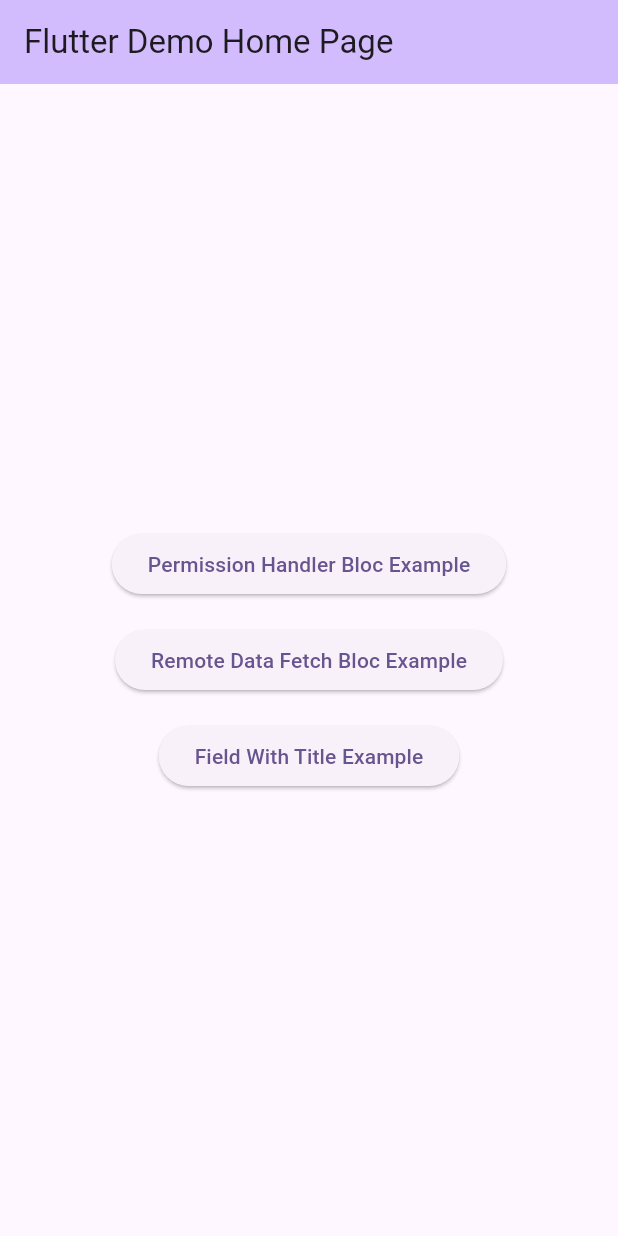
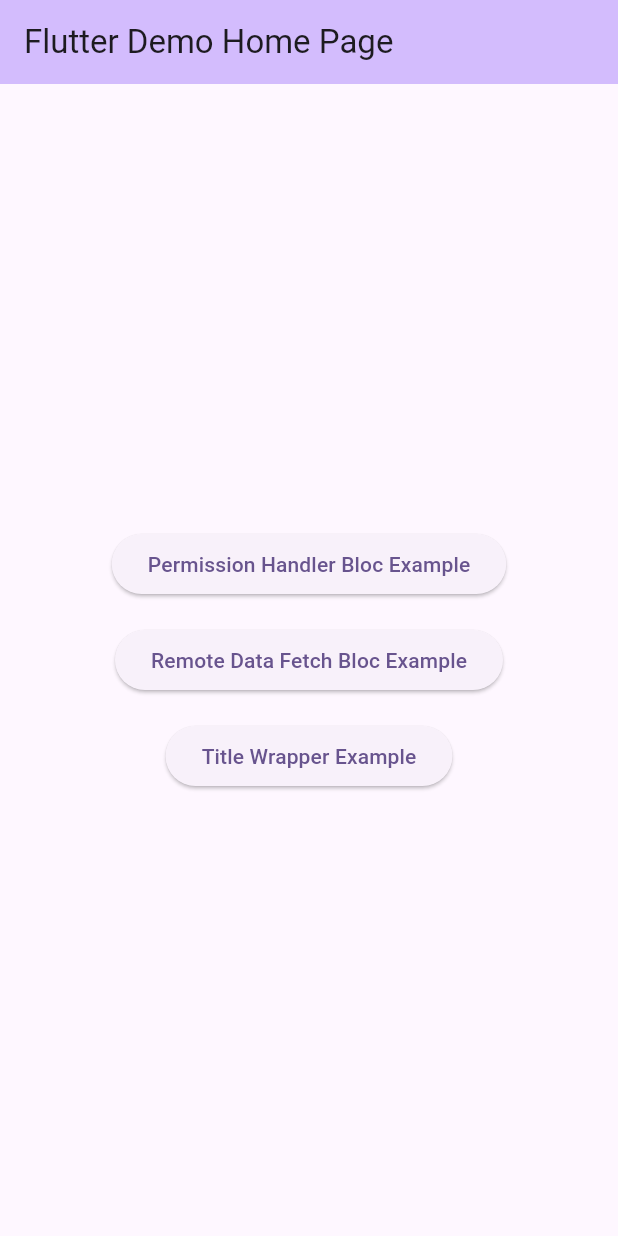
Before and after one commit to Avila-Tek/flutter_common_lib, a Flutter app: the screen it shows after launch, on a phone screen of 412 x 824 dp. Run offline on Flutter 3.47's test engine with Material 3 defaults, Android fonts, the phone set to English and light mode, and no system bars; our stand-ins replace bloc, bloc_concurrency, equatable, flutter_bloc, permission_handler; key blocks and very long unbroken strings in the code were emptied for the run.

Commit message:
refactor: :recycle: Refactor of Title Wrapper and theme

```diff
--- a/example/lib/main.dart
+++ b/example/lib/main.dart
@@ -1,4 +1,5 @@
-import 'package:example/pages/field_with_title/field_with_title_example_page.dart';
+import 'package:avilatek_ui/avilatek_ui.dart';
+import 'package:example/pages/field_with_title/title_wrapper_example_page.dart';
 import 'package:example/pages/permission_handler_example_page.dart';
 import 'package:example/pages/remote_data/remote_data_fetch_example_page.dart';
 import 'package:flutter/material.dart';
@@ -33,7 +34,9 @@ class MyApp extends StatelessWidget {
           // tested with just a hot reload.
           colorScheme: ColorScheme.fromSeed(seedColor: Colors.deepPurple),
           useMaterial3: true,
-      ),
+          extensions: const {
+            TitleWrapperStyle(),
+          }),
       home: const MyHomePage(title: 'Flutter Demo Home Page'),
     );
   }
@@ -124,11 +127,11 @@ class _MyHomePageState extends State<MyHomePage> {
                 Navigator.push(
                   context,
                   MaterialPageRoute(
-                    builder: (context) => const FieldWithTitleExample(),
+                    builder: (context) => const TitleWrapperExample(),
                   ),
                 );
               },
-              child: const Text('Field With Title Example'),
+              child: const Text('Title Wrapper Example'),
             ),
           ],
         ),
--- a/packages/avilatek_ui/lib/avilatek_ui.dart
+++ b/packages/avilatek_ui/lib/avilatek_ui.dart
@@ -2,5 +2,5 @@
 library avilatek_ui;
 
 export 'src/avilatek_ui.dart';
-export 'src/ui/widget_with_title/widget_with_title_theme.dart';
-export 'src/widgets/widget_with_title.dart';
+export 'src/ui/title_wrapper.dart/title_wrapper_style.dart';
+export 'src/widgets/title_wrapper.dart';
--- /dev/null
+++ b/packages/avilatek_ui/lib/src/ui/title_wrapper.dart/title_wrapper_style.dart
@@ -0,0 +1,57 @@
+import 'dart:ui';
+
+import 'package:flutter/material.dart';
+
+class TitleWrapperStyle extends ThemeExtension<TitleWrapperStyle> {
+  const TitleWrapperStyle({
+    this.titleSpacing,
+    this.footerSpacing,
+    this.titleStyle,
+    this.footerStyle,
+  });
+
+//   /// Defines the default space between title and child of the
+//   /// [TitleWrapper] widget.
+  final double? titleSpacing;
+
+//   /// Defines the default spacing between child and footer of the
+//   /// [TitleWrapper] widget.
+  final double? footerSpacing;
+
+//   /// Defines the default title TextStyle of the [TitleWrapper] widget.
+  final TextStyle? titleStyle;
+
+//   /// Defines the default footer TextStyle of the [TitleWrapper] widget.
+  final TextStyle? footerStyle;
+
+  @override
+  ThemeExtension<TitleWrapperStyle> copyWith({
+    double? titleSpacing,
+    double? footerSpacing,
+    TextStyle? titleStyle,
+    TextStyle? footerStyle,
+  }) =>
+      TitleWrapperStyle(
+        titleSpacing: titleSpacing ?? this.titleSpacing,
+        footerSpacing: footerSpacing ?? this.footerSpacing,
+        titleStyle: titleStyle ?? this.titleStyle,
+        footerStyle: footerStyle ?? this.footerStyle,
+      );
+
+  @override
+  ThemeExtension<TitleWrapperStyle> lerp(
+    covariant ThemeExtension<TitleWrapperStyle>? other,
+    double t,
+  ) {
+    if (other is! TitleWrapperStyle) {
+      return this;
+    }
+
+    return TitleWrapperStyle(
+      titleSpacing: lerpDouble(titleSpacing, other.titleSpacing, t),
+      footerSpacing: lerpDouble(footerSpacing, other.footerSpacing, t),
+      titleStyle: TextStyle.lerp(titleStyle, other.titleStyle, t),
+      footerStyle: TextStyle.lerp(footerStyle, other.footerStyle, t),
+    );
+  }
+}
```
Also changed, not shown: example/lib/pages/field_with_title/title_wrapper_example_page.dart (renamed from example/lib/pages/field_with_title/field_with_title_example_page.dart, +6 -19 lines), packages/avilatek_ui/lib/src/ui/avila_theme_data.dart (+0 -20 lines), packages/avilatek_ui/lib/src/ui/widget_with_title/widget_with_title_theme.dart (deleted, +0 -118 lines), packages/avilatek_ui/lib/src/widgets/title_wrapper.dart (added, +83 -0 lines), packages/avilatek_ui/lib/src/widgets/widget_with_title.dart (deleted, +0 -90 lines). Lines whose indentation alone changed are shown as unchanged.
